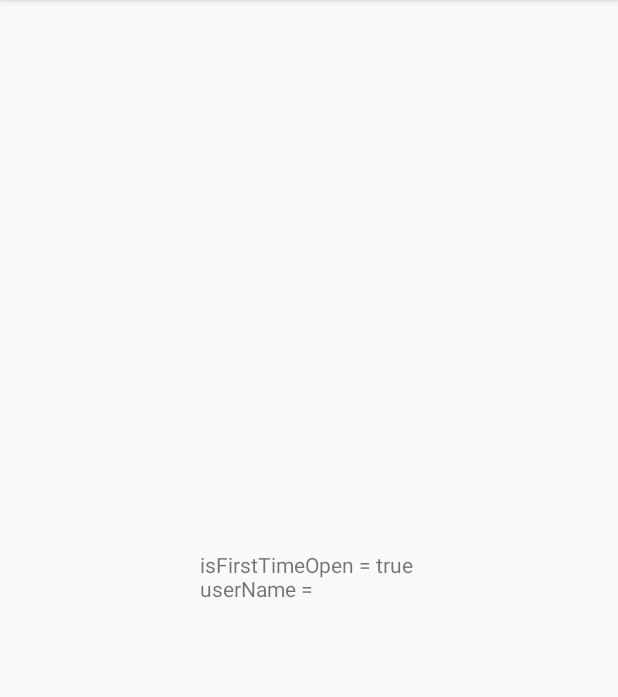
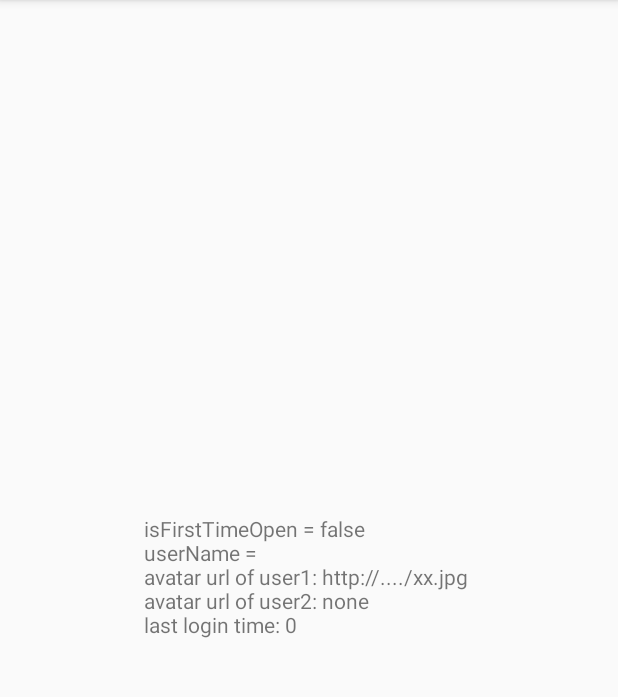
Before and after one commit to JeremyHe-cn/KoSP, an Android app: the screen it shows after launch (MainActivity), on a phone screen of 412 x 824 dp, the part 84-781 px from its top. Run offline under Robolectric (Android 15) with nearby library versions, the phone set to English and light mode, and no system bars.

Commit message:
支持动态参数作为key

```diff
--- a/app/build.gradle
+++ b/app/build.gradle
@@ -26,7 +26,7 @@ android {
 
 dependencies {
     implementation fileTree(dir: 'libs', include: ['*.jar'])
-    implementation"org.jetbrains.kotlin:kotlin-stdlib-jre7:$kotlin_version"
+    implementation "org.jetbrains.kotlin:kotlin-stdlib-jre7:$kotlin_version"
     implementation 'com.android.support:appcompat-v7:26.1.0'
     implementation 'com.android.support.constraint:constraint-layout:1.0.2'
 
--- a/app/src/main/java/me/alzz/kosp/sample/AppPrefs.kt
+++ b/app/src/main/java/me/alzz/kosp/sample/AppPrefs.kt
@@ -17,12 +17,26 @@ class AppPrefs(context: Context) : KoSharePrefs(context) {
      * key : isFirstTimeOpen
      * value -> Boolean
      */
-    var isFirstTimeOpen : Boolean by Preference(true)
+    var isFirstTimeOpen by boolean()
 
     /**
      * custom key name
      * key : user_name
      * value -> String
      */
-    var userName : String by Preference("user_name", "")
+    var userName by string(name = "user_name")
+
+    /**
+     * dynamic key name
+     * key : userId + '_avatarUrl'
+     * value -> String
+     */
+    val avatarUrl by preference("none")
+
+    /**
+     * dynamic key name
+     * key : userId + '_last_login_time'
+     * value -> String
+     */
+    val lastLoginTime by preference(0L, "last_login_time")
 }
--- a/app/src/main/java/me/alzz/kosp/sample/MainActivity.kt
+++ b/app/src/main/java/me/alzz/kosp/sample/MainActivity.kt
@@ -3,7 +3,6 @@ package me.alzz.kosp.sample
 import android.os.Bundle
 import android.support.v7.app.AppCompatActivity
 import kotlinx.android.synthetic.main.activity_main.*
-import me.alzz.kosp.sample.R
 
 class MainActivity : AppCompatActivity() {
 
@@ -13,9 +12,19 @@ class MainActivity : AppCompatActivity() {
         super.onCreate(savedInstanceState)
         setContentView(R.layout.activity_main)
 
-        contextTv.text = "isFirstTimeOpen = ${prefs.isFirstTimeOpen}\r\nuserName = ${prefs.userName}"
+        var content = "isFirstTimeOpen = ${prefs.isFirstTimeOpen}\r\nuserName = ${prefs.userName}"
 
         prefs.isFirstTimeOpen = false
         prefs.userName = "Jeremy He"
+
+        prefs.avatarUrl["user1"] = "http://..../xx.jpg"
+        val url = prefs.avatarUrl["user1"]
+        content += "\r\navatar url of user1: $url"
+        content += "\r\navatar url of user2: ${prefs.avatarUrl["user2"]}"
+
+        content += "\r\nlast login time: ${prefs.lastLoginTime["user1"]}"
+        prefs.lastLoginTime["user1"] = System.currentTimeMillis()
+
+        contextTv.text = content
     }
 }
--- a/lib/src/main/java/me/alzz/kosp/KoSharePrefs.kt
+++ b/lib/src/main/java/me/alzz/kosp/KoSharePrefs.kt
@@ -6,7 +6,7 @@ import kotlin.properties.ReadWriteProperty
 import kotlin.reflect.KProperty
 
 /**
- * 继续此类快速构建 SharePreferences
+ * 继承此类快速构建 SharePreferences
  * Created by jeremyhe on 2017/11/4.
  */
 abstract class KoSharePrefs(context : Context) {
@@ -17,20 +17,35 @@ abstract class KoSharePrefs(context : Context) {
 
     protected abstract val PREFS_FILE_NAME: String
 
-    protected inner class Preference<T>(val name : String, private val default : T) :
-            ReadWriteProperty<Any, T> {
+    protected fun int(default: Int = 0, name: String = "") = Preference(name, default)
+    protected fun long(default: Long = 0, name: String = "") = Preference(name, default)
+    protected fun float(default: Float = 0f, name: String = "") = Preference(name, default)
+    protected fun string(default: String = "", name: String = "") = Preference(name, default)
+    protected fun boolean(default: Boolean = false, name: String = "") = Preference(name, default)
+    protected fun <T> preference(default: T, name: String = "") = Preference(name, Preference(default))
+
+    inner class Preference<T>(private var name : String, private val default : T) :
+            ReadWriteProperty<Any?, T> {
 
         constructor(default: T) : this("", default)
 
-        override fun getValue(thisRef: Any, property: KProperty<*>): T {
+        override fun getValue(thisRef: Any?, property: KProperty<*>): T {
             val key = if (name.isEmpty()) property.name else name
             with(sp) {
-                val res : Any = when (default) {
+                val res: Any = when (default) {
                     is Int -> getInt(key, default)
                     is Long -> getLong(key, default)
                     is Float -> getFloat(key, default)
                     is Boolean -> getBoolean(key, default)
                     is String -> getString(key, default)
+                    is Preference<*> -> {
+                        if (default.name.isEmpty()) {
+                            default.name = name
+                        }
+
+                        default.property = property
+                        return default
+                    }
                     else -> throw UnsupportedOperationException("can't save this type into share preferences")
                 }
 
@@ -39,7 +54,7 @@ abstract class KoSharePrefs(context : Context) {
             }
         }
 
-        override fun setValue(thisRef: Any, property: KProperty<*>, value: T) {
+        override fun setValue(thisRef: Any?, property: KProperty<*>, value: T) {
             val key = if (name.isEmpty()) property.name else name
             with(sp.edit()) {
                 when (value) {
@@ -54,5 +69,20 @@ abstract class KoSharePrefs(context : Context) {
             }
         }
 
+        private lateinit var property: KProperty<*>
+
+        operator fun get(prefix: String): T {
+            val name = if (this.name.isEmpty()) property.name else this.name
+            val key = "${prefix}_$name"
+            val pref by Preference(key, default)
+            return pref
+        }
+
+        operator fun set(prefix: String, value: T) {
+            val name = if (this.name.isEmpty()) property.name else this.name
+            val key = "${prefix}_$name"
+            var pref by Preference(key, default)
+            pref = value
+        }
     }
 }
```
Also changed, not shown: 1 other file.
